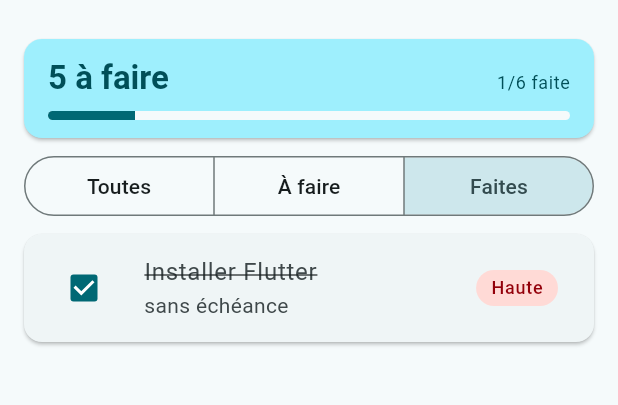
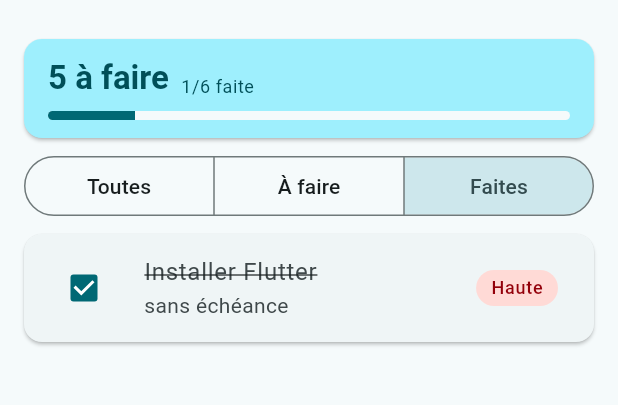
Before and after one commit to payton07/mobile_Taches, a Flutter app: the screen it shows after launch, after a tap on "À faire", after a tap on "Faites", on a phone screen of 412 x 824 dp, the part 63-468 px from its top. Run offline on Flutter 3.47's test engine with Material 3 defaults, Android fonts, the phone set to English and light mode, and no system bars; our stand-ins replace material_ui.

Commit message:
Partie C3 : Mise en page, contraintes et cas limites

```diff
--- a/lib/composants/compteur_taches.dart
+++ b/lib/composants/compteur_taches.dart
@@ -21,10 +21,13 @@ class CompteurTaches extends StatelessWidget {
         child: Column(
           crossAxisAlignment: CrossAxisAlignment.start,
           children: [
-            Row(
-              mainAxisAlignment: MainAxisAlignment.spaceBetween,
-              crossAxisAlignment: CrossAxisAlignment.baseline,
-              textBaseline: TextBaseline.alphabetic,
+            Wrap(
+              // Côte à côte quand la place suffit ; sinon, le second texte
+              // passe à la ligne au lieu de déborder.
+              alignment: WrapAlignment.spaceBetween,
+              crossAxisAlignment: WrapCrossAlignment.end,
+              spacing: 8,
+              runSpacing: 2,
               children: [
                 Text(
                   '$restantes à faire',
--- a/lib/composants/tuile_tache.dart
+++ b/lib/composants/tuile_tache.dart
@@ -45,6 +45,9 @@ class TuileTache extends StatelessWidget {
         ),
         title: Text(
           tache.titre,
+          // Une seule ligne, terminée par « … » si le titre est trop long.
+          maxLines: 1,
+          overflow: TextOverflow.ellipsis,
           style: tache.faite
               ? textes.bodyLarge?.copyWith(
             decoration: TextDecoration.lineThrough,
--- a/lib/ecrans/ecran_liste.dart
+++ b/lib/ecrans/ecran_liste.dart
@@ -18,6 +18,9 @@ class EcranListe extends StatefulWidget {
 }
 
 class _EcranListeState extends State<EcranListe> {
+  /// Au-delà, le contenu reste centré au lieu de s'étirer (grands écrans).
+  static const _largeurMax = 720.0;
+
 
 
   /// Toutes les tâches, quel que soit le filtre.
@@ -56,8 +59,9 @@ class _EcranListeState extends State<EcranListe> {
     setState(() => _filtre = filtre);
   }
 
-  /// Ouvrira l'écran de détail de la tâche [id] (partie suivante).
+  /// Ouvrira l'écran de détail de la tâche [id] (partie D).
   void _ouvrir(String id) {}
+
 
 
   @override
@@ -72,14 +76,19 @@ class _EcranListeState extends State<EcranListe> {
 
     return Scaffold(
       appBar: AppBar(title: const Text('Mes tâches')),
-      body: Column(
-        crossAxisAlignment: CrossAxisAlignment.start,
+      body: Center(
+        child: ConstrainedBox(
+          constraints: const BoxConstraints(maxWidth: _largeurMax),
+          // En-tête fixe (compteur, filtre) puis liste qui défile :
+          // Expanded donne à la ListView une hauteur bornée, l'espace restant.
+          child: Column(
+            crossAxisAlignment: CrossAxisAlignment.stretch,
             children: [
               CompteurTaches(faites: faites, total: total),
               SelecteurFiltre(filtre: _filtre, surChangement: _changerFiltre),
               Expanded(
                 child: visibles.isEmpty
-                ? const Center(child: Text('Aucune tâche'))
+                    ? _MessageVide(texte: _filtre.messageVide)
                     : ListView.builder(
                   // Laisse la place du bouton flottant sous la dernière tâche.
                   padding: const EdgeInsets.only(bottom: 88),
@@ -98,6 +107,8 @@ class _EcranListeState extends State<EcranListe> {
               ),
             ],
           ),
+        ),
+      ),
       floatingActionButton: FloatingActionButton.extended(
         onPressed: _ajouter,
         icon: const Icon(Icons.add),
@@ -106,3 +117,36 @@ class _EcranListeState extends State<EcranListe> {
     );
   }
 }
+
+/// Message centré qui remplace la liste quand le filtre ne retient rien.
+class _MessageVide extends StatelessWidget {
+  const _MessageVide({required this.texte});
+
+  final String texte;
+
+  @override
+  Widget build(BuildContext context) {
+    final couleurs = Theme.of(context).colorScheme;
+
+    return Center(
+      child: Padding(
+        padding: const EdgeInsets.all(24),
+        child: Column(
+          mainAxisSize: MainAxisSize.min,
+          children: [
+            Icon(Icons.inbox_outlined, size: 48, color: couleurs.outline),
+            const SizedBox(height: 12),
+            Text(
+              texte,
+              textAlign: TextAlign.center,
+              style: Theme.of(context)
+                  .textTheme
+                  .titleMedium
+                  ?.copyWith(color: couleurs.onSurfaceVariant),
+            ),
+          ],
+        ),
+      ),
+    );
+  }
+}
--- a/lib/modele/filtre.dart
+++ b/lib/modele/filtre.dart
@@ -2,14 +2,17 @@ import 'tache.dart';
 
 /// Filtre d'affichage de la liste des tâches.
 enum Filtre {
-  toutes('Toutes'),
-  aFaire('À faire'),
-  faites('Faites');
+  toutes('Toutes', 'Aucune tâche'),
+  aFaire('À faire', 'Aucune tâche à faire'),
+  faites('Faites', 'Aucune tâche faite');
 
-  const Filtre(this.libelle);
+  const Filtre(this.libelle, this.messageVide);
 
-  /// Libellé affichable.
+  /// Libellé affichable dans le sélecteur.
   final String libelle;
+
+  /// Message affiché quand ce filtre ne retient aucune tâche.
+  final String messageVide;
 
   /// Vrai si [tache] doit être affichée avec ce filtre.
   /// Se contente de lire la tâche : filtrer ne la modifie jamais.
```
Also changed, not shown: 3 other files. Lines whose indentation alone changed are shown as unchanged.
